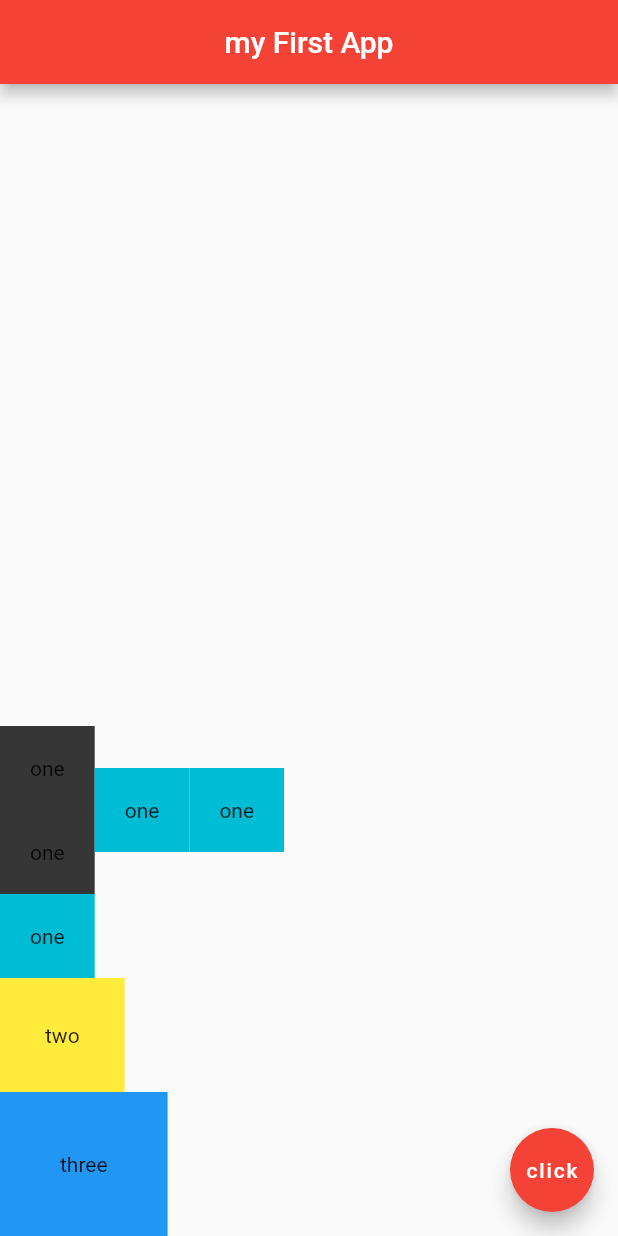
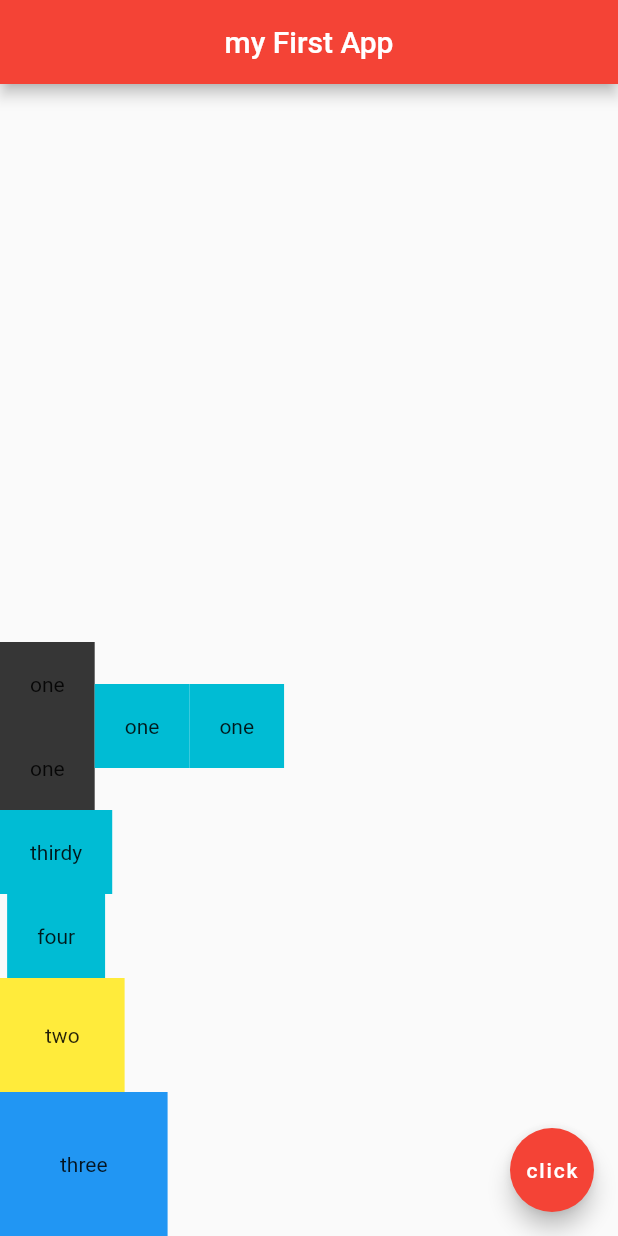
Before and after one commit to thirdygayares/swawppie, a Flutter app: the screen it shows after launch, on a phone screen of 412 x 824 dp. Run offline on Flutter 3.47's test engine with Material 2 defaults, Android fonts, the phone set to English and light mode, and no system bars; our stand-ins replace carousel_pro.

Commit message:
update tutorial #14

```diff
--- a/lib/main.dart
+++ b/lib/main.dart
@@ -61,10 +61,19 @@ class test extends StatelessWidget {
               ),
             ],
           ),
-          Container(
-            padding: EdgeInsets.all(20.0),
-            color: Colors.cyan,
-            child: Text('one'),
+          Column(
+            children: [
+              Container(
+                padding: EdgeInsets.all(20.0),
+                color: Colors.cyan,
+                child: Text('thirdy'),
+              ),
+              Container(
+                padding: EdgeInsets.all(20.0),
+                color: Colors.cyan,
+                child: Text('four'),
+              ),
+            ],
           ),
           Container(
             padding: EdgeInsets.all(30.0),
```
